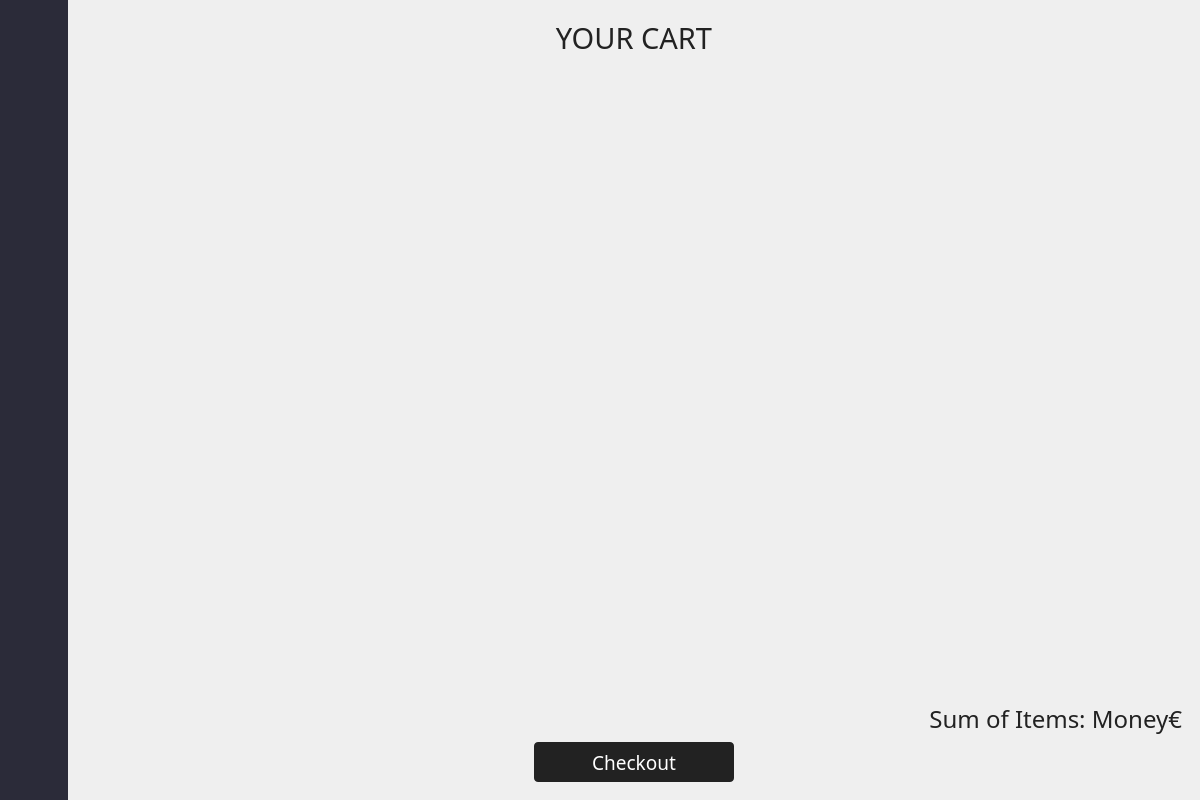
First picture: the form in ui_files/interface.ui, repository xTheSheep/gui_landwirtschaftliche_fahrzeuge, before the edit.
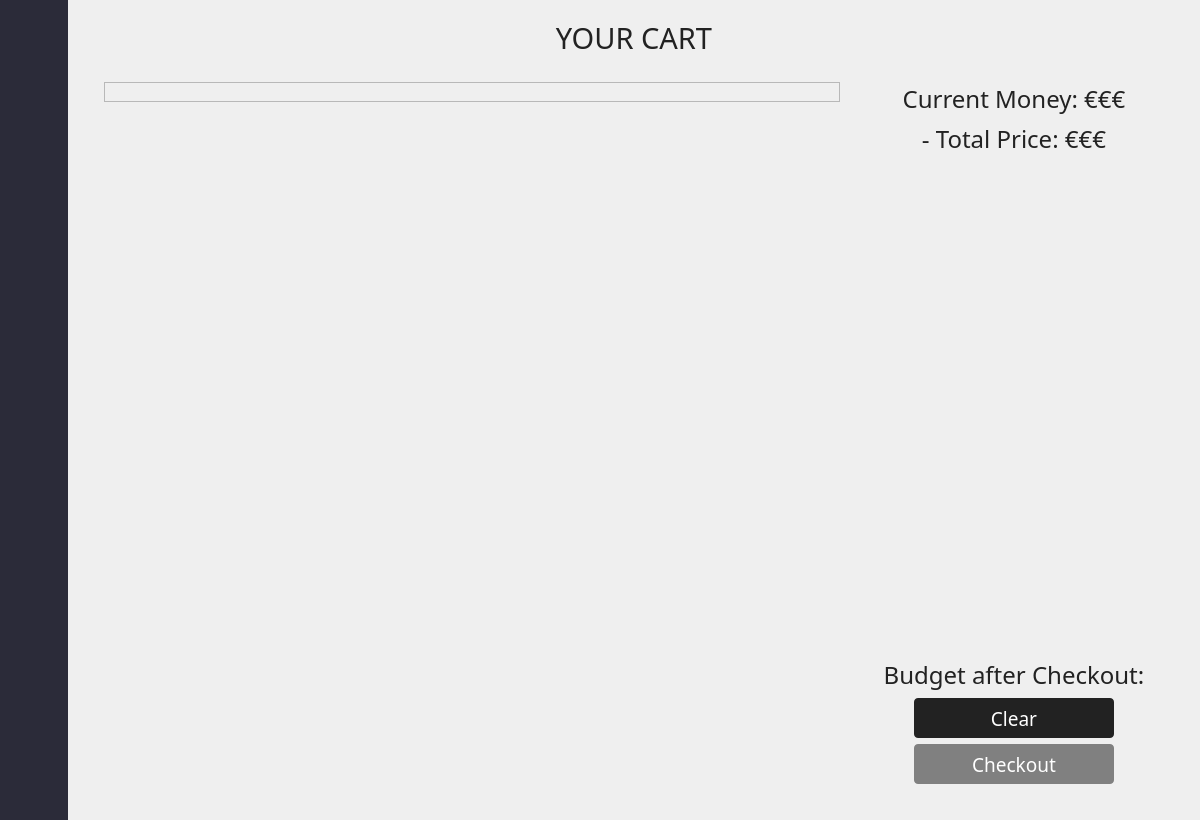
Second picture: the form after the edit. The open tabs and pages were chosen to show the change. Icons and pictures are not drawn.

Patch:
```diff
--- a/ui_files/interface.ui
+++ b/ui_files/interface.ui
@@ -7,7 +7,7 @@
     <x>0</x>
     <y>0</y>
     <width>1200</width>
-    <height>800</height>
+    <height>820</height>
    </rect>
   </property>
   <property name="windowTitle">
@@ -1556,6 +1556,9 @@
               </layout>
              </widget>
              <widget class="QWidget" name="page_cart">
+              <property name="enabled">
+               <bool>true</bool>
+              </property>
               <property name="styleSheet">
                <string notr="true">.QPushButton {
   background-color: #222;
@@ -1569,6 +1572,10 @@
 QPushButton:hover,
 QPushButton:focus {
   background-color: rgb(54, 54, 54);
+}
+
+QPushButton:disabled {
+	background-color: grey;
 }</string>
               </property>
               <layout class="QVBoxLayout" name="verticalLayout_12">
@@ -1589,6 +1596,15 @@
                 </widget>
                </item>
                <item>
+                <widget class="QFrame" name="frame_10">
+                 <property name="frameShape">
+                  <enum>QFrame::NoFrame</enum>
+                 </property>
+                 <property name="frameShadow">
+                  <enum>QFrame::Raised</enum>
+                 </property>
+                 <layout class="QHBoxLayout" name="horizontalLayout_7">
+                  <item>
                 <widget class="QScrollArea" name="scrollArea_2">
                  <property name="sizePolicy">
                   <sizepolicy hsizetype="Expanding" vsizetype="Expanding">
@@ -1596,6 +1612,51 @@
                    <verstretch>0</verstretch>
                   </sizepolicy>
                  </property>
+                    <property name="styleSheet">
+                     <string notr="true">QScrollBar::vertical {
+	border:none;
+	width: 7px;
+	margin: 15px 0 15px 0;
+	border-radius: 0;
+}
+
+QScrollBar::handle:vertical {
+	background-color: rgb(67, 67, 67);
+	min-height: 30px;
+	border-radius: 3px;
+}
+
+QScrollBar::handle:hover {
+	background-color: rgb(255, 0, 127);
+}
+
+QScrollBar::sub-line:vertical {
+	border: none;
+	height: 8px;
+	border-top-left-radius: 3px;
+	border-top-right-radius: 3px;
+	subcontrol-position: top;
+	subcontrol-origin: margin;
+}
+
+QScrollBar::add-line:vertical {
+	border: none;
+	height: 8px;
+	border-bottom-left-radius: 3px;
+	border-bottom-right-radius: 3px;
+	subcontrol-position: bottom;
+	subcontrol-origin: margin;
+}
+
+QScrollBar::up-arrow:vertical, QScrollBar::down:vertical {
+	background: none;
+}
+
+QScrollBar::add-page:vertical, QScrollBar:sub-page:vertical {
+	background: none;
+}
+</string>
+                    </property>
                  <property name="frameShape">
                   <enum>QFrame::NoFrame</enum>
                  </property>
@@ -1607,16 +1668,116 @@
                    <rect>
                     <x>0</x>
                     <y>0</y>
-                    <width>1096</width>
-                    <height>638</height>
-                   </rect>
+                       <width>754</width>
+                       <height>723</height>
+                      </rect>
+                     </property>
+                     <layout class="QVBoxLayout" name="cart_buyer_layout_scroll">
+                      <item alignment="Qt::AlignTop">
+                       <widget class="QFrame" name="frame_12">
+                        <property name="frameShape">
+                         <enum>QFrame::StyledPanel</enum>
+                        </property>
+                        <property name="frameShadow">
+                         <enum>QFrame::Raised</enum>
                   </property>
                   <layout class="QVBoxLayout" name="cart_buyer_layout"/>
                  </widget>
-                </widget>
+                      </item>
+                     </layout>
+                    </widget>
+                   </widget>
+                  </item>
+                  <item>
+                   <widget class="QFrame" name="frame_11">
+                    <property name="frameShape">
+                     <enum>QFrame::NoFrame</enum>
+                    </property>
+                    <property name="frameShadow">
+                     <enum>QFrame::Raised</enum>
+                    </property>
+                    <layout class="QVBoxLayout" name="verticalLayout_10">
+                     <item>
+                      <widget class="QLabel" name="label_cart_budget">
+                       <property name="maximumSize">
+                        <size>
+                         <width>16777215</width>
+                         <height>60</height>
+                        </size>
+                       </property>
+                       <property name="font">
+                        <font>
+                         <family>Source Sans Pro SemiBold</family>
+                         <pointsize>18</pointsize>
+                        </font>
+                       </property>
+                       <property name="text">
+                        <string>Current Money: €€€</string>
+                       </property>
+                       <property name="alignment">
+                        <set>Qt::AlignCenter</set>
+                       </property>
+                      </widget>
+                     </item>
+                     <item>
+                      <widget class="QLabel" name="label_totalprice">
+                       <property name="maximumSize">
+                        <size>
+                         <width>16777215</width>
+                         <height>60</height>
+                        </size>
+                       </property>
+                       <property name="font">
+                        <font>
+                         <family>Source Sans Pro SemiBold</family>
+                         <pointsize>18</pointsize>
+                        </font>
+                       </property>
+                       <property name="text">
+                        <string>- Total Price: €€€</string>
+                       </property>
+                       <property name="alignment">
+                        <set>Qt::AlignCenter</set>
+                       </property>
+                      </widget>
+                     </item>
+                     <item>
+                      <spacer name="verticalSpacer_8">
+                       <property name="orientation">
+                        <enum>Qt::Vertical</enum>
+                       </property>
+                       <property name="sizeHint" stdset="0">
+                        <size>
+                         <width>20</width>
+                         <height>40</height>
+                        </size>
+                       </property>
+                      </spacer>
+                     </item>
+                     <item>
+                      <spacer name="horizontalSpacer">
+                       <property name="orientation">
+                        <enum>Qt::Horizontal</enum>
+                       </property>
+                       <property name="sizeType">
+                        <enum>QSizePolicy::Maximum</enum>
+                       </property>
+                       <property name="sizeHint" stdset="0">
+                        <size>
+                         <width>300</width>
+                         <height>20</height>
+                        </size>
+                       </property>
+                      </spacer>
                </item>
                <item>
                 <widget class="QLabel" name="label_sum_cart_buyer">
+                       <property name="maximumSize">
+                        <size>
+                         <width>16777215</width>
+                         <height>60</height>
+                        </size>
+                       </property>
                  <property name="font">
                   <font>
                    <family>Source Sans Pro SemiBold</family>
@@ -1624,15 +1785,59 @@
                   </font>
                  </property>
                  <property name="text">
-                  <string>Sum of Items: Money€</string>
+                        <string>Budget after Checkout:</string>
                  </property>
                  <property name="alignment">
-                  <set>Qt::AlignRight|Qt::AlignTrailing|Qt::AlignVCenter</set>
+                        <set>Qt::AlignCenter</set>
+                       </property>
+                      </widget>
+                     </item>
+                     <item alignment="Qt::AlignHCenter">
+                      <widget class="QPushButton" name="clear_cart_button_buyer">
+                       <property name="enabled">
+                        <bool>true</bool>
+                       </property>
+                       <property name="minimumSize">
+                        <size>
+                         <width>200</width>
+                         <height>40</height>
+                        </size>
+                       </property>
+                       <property name="maximumSize">
+                        <size>
+                         <width>200</width>
+                         <height>40</height>
+                        </size>
+                       </property>
+                       <property name="font">
+                        <font>
+                         <family>Bahnschrift</family>
+                         <pointsize>14</pointsize>
+                        </font>
+                       </property>
+                       <property name="cursor">
+                        <cursorShape>PointingHandCursor</cursorShape>
+                       </property>
+                       <property name="text">
+                        <string>Clear</string>
+                       </property>
+                       <property name="icon">
+                        <iconset resource="agriculture-shop-ressources.qrc">
+                         <normaloff>:/icons_white/assets/icons/icons_png/icons_white/inventory_white.png</normaloff>:/icons_white/assets/icons/icons_png/icons_white/inventory_white.png</iconset>
+                       </property>
+                       <property name="iconSize">
+                        <size>
+                         <width>22</width>
+                         <height>22</height>
+                        </size>
                  </property>
                 </widget>
                </item>
                <item alignment="Qt::AlignHCenter">
                 <widget class="QPushButton" name="checkout_button_buyer">
+                       <property name="enabled">
+                        <bool>false</bool>
+                       </property>
                  <property name="minimumSize">
                   <size>
                    <width>200</width>
@@ -1671,6 +1876,12 @@
                </item>
               </layout>
              </widget>
+                  </item>
+                 </layout>
+                </widget>
+               </item>
+              </layout>
+             </widget>
             </widget>
            </item>
           </layout>
```
Left out of the diff: 16 changed lines with no effect on the pictures. Lines whose indentation alone changed are shown as unchanged.
